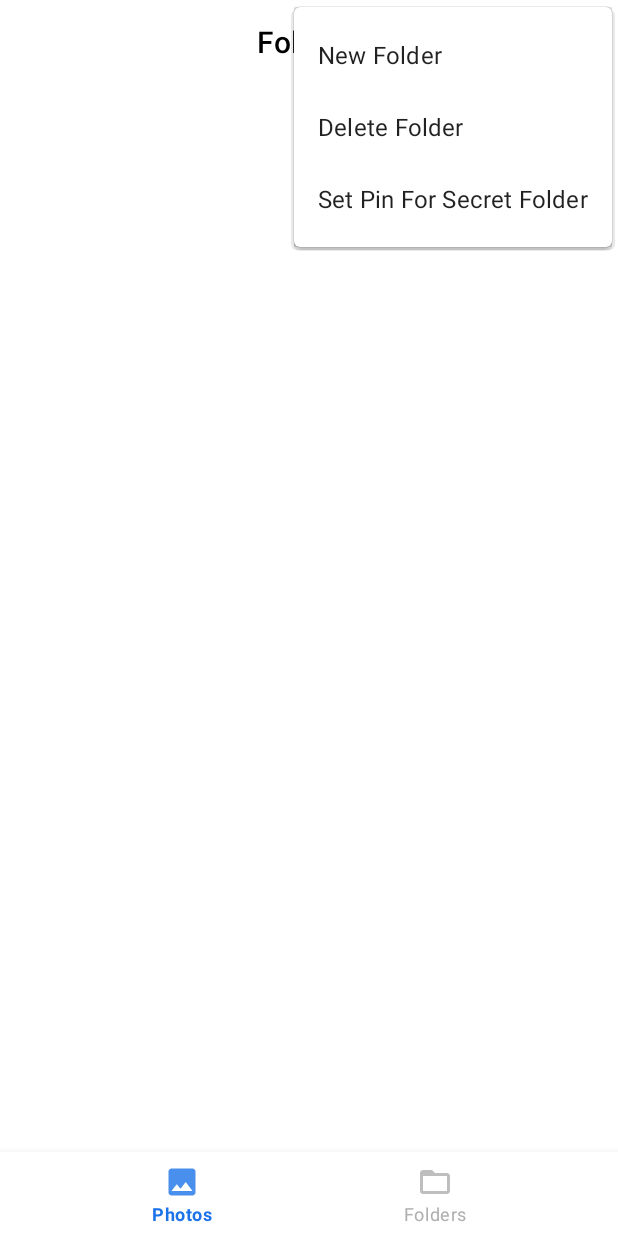
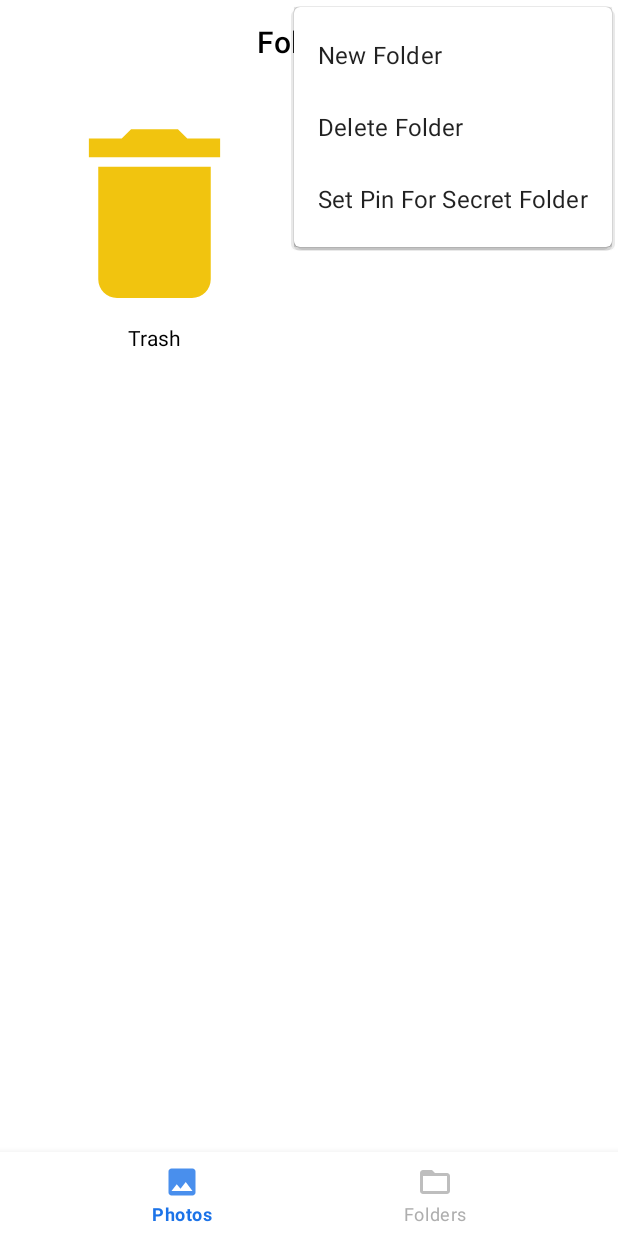
Before and after one commit to ascorbic1230/Gallery, an Android app: the fragment Fragment2 placed in its activity, with the options menu open, on a phone screen of 412 x 824 dp. Run offline under Robolectric (Android 15) with nearby library versions, the phone set to English and light mode, and no system bars; pictures from the network do not load.

Commit message:
Fix lỗi xóa thùng rác.

```diff
--- a/app/src/main/java/com/example/Gallery07/FolderViewAdapter.java
+++ b/app/src/main/java/com/example/Gallery07/FolderViewAdapter.java
@@ -1,6 +1,7 @@
 package com.example.Gallery07;
 
 import static com.example.Gallery07.Utils.mContext;
+
 import android.view.LayoutInflater;
 import android.view.View;
 import android.view.ViewGroup;
@@ -50,12 +51,14 @@ public class FolderViewAdapter extends ArrayAdapter {
         TextView folderTextView = (TextView) v.findViewById(R.id.folderTextView);
         ImageView folderImageView = (ImageView) v.findViewById(R.id.folderImageView);
         ImageButton folderImageButton = (ImageButton) v.findViewById(R.id.folderImageButton);
-        if (isItemClickable) {
+        folderTextView.setText(((CFolder) folderList.get(position)).getFolderName());
+        folderImageView.setImageResource(((CFolder) folderList.get(position)).getFolderImage());
+        if (position == folderList.size() - 1)
+            return v;
+        if (isItemClickable)
             folderImageButton.setVisibility(View.VISIBLE);
-
-        } else {
+        else
             folderImageButton.setVisibility(View.GONE);
-        }
         folderImageButton.setOnClickListener(new View.OnClickListener() {
             @Override
             public void onClick(View view) {
@@ -71,8 +74,6 @@ public class FolderViewAdapter extends ArrayAdapter {
                 notifyDataSetChanged();
             }
         });
-        folderTextView.setText(((CFolder) folderList.get(position)).getFolderName());
-        folderImageView.setImageResource(((CFolder) folderList.get(position)).getFolderImage());
         return v;
     }
 
--- a/app/src/main/java/com/example/Gallery07/Fragment2.java
+++ b/app/src/main/java/com/example/Gallery07/Fragment2.java
@@ -1,4 +1,6 @@
 package com.example.Gallery07;
+
+import static com.example.Gallery07.Utils.trashFolder;
 
 import android.app.AlertDialog;
 import android.content.ClipData;
@@ -46,8 +48,10 @@ public class Fragment2 extends Fragment {
         File directory = new File(path);
         File[] files = directory.listFiles();
         for (int i = 0; i < files.length; i++) {
-            folderList.add(new CFolder(files[i].getName(), R.drawable.ic_baseline_folder_24));
+            if (!files[i].getName().equals(trashFolder))
+                folderList.add(new CFolder(files[i].getName(), R.drawable.ic_baseline_folder_24));
         }
+        folderList.add(new CFolder(trashFolder, R.drawable.ic_baseline_trash_24));
         folderViewAdapter = new FolderViewAdapter(R.layout.gridview_item, folderList);
         folderGridView.setAdapter(folderViewAdapter);
         folderGridView.setOnItemClickListener(new AdapterView.OnItemClickListener() {
@@ -65,7 +69,7 @@ public class Fragment2 extends Fragment {
                 trans.setTransition(FragmentTransaction.TRANSIT_FRAGMENT_OPEN);
                 trans.addToBackStack(null);
                 trans.commit();
-/*              getFragmentManager().executePendingTransactions();*/
+                /*              getFragmentManager().executePendingTransactions();*/
             }
         });
         topAppBar2.getMenu().findItem(R.id.menu2_folder_delete_cancel).setVisible(false);
--- a/app/src/main/java/com/example/Gallery07/Utils.java
+++ b/app/src/main/java/com/example/Gallery07/Utils.java
@@ -92,6 +92,9 @@ public final class Utils {
             if (fi.exists())
                 fi.delete();
         } else {
+            File myDir = new File(mContext.getFilesDir().getAbsolutePath() + File.separator + trashFolder);
+            if (!myDir.exists() && !myDir.isDirectory())
+                myDir.mkdirs();
             copyFile(path, mContext.getFilesDir().getAbsolutePath() + File.separator + trashFolder);
             if (new File(path).getParentFile().getName().equals(defaultFolder)) {
                 deleteGalleryImage(new File(path));
--- /dev/null
+++ b/app/src/main/res/drawable/ic_baseline_trash_24.xml
@@ -0,0 +1,5 @@
+<vector android:height="24dp" android:tint="#F1C40F"
+    android:viewportHeight="24" android:viewportWidth="24"
+    android:width="24dp" xmlns:android="http://schemas.android.com/apk/res/android">
+    <path android:fillColor="@android:color/white" android:pathData="M6,19c0,1.1 0.9,2 2,2h8c1.1,0 2,-0.9 2,-2V7H6v12zM19,4h-3.5l-1,-1h-5l-1,1H5v2h14V4z"/>
+</vector>
--- a/app/src/main/res/layout/gridview_item.xml
+++ b/app/src/main/res/layout/gridview_item.xml
@@ -24,7 +24,7 @@
         android:layout_centerInParent="true"
         android:background="#80F1C40F"
         android:src="@drawable/ic_baseline_remove_circle_outline_24"
-        android:visibility="visible"
+        android:visibility="invisible"
         app:tint="#e74c3c"></ImageButton>
 
     <TextView
```
Also changed, not shown: app/src/main/java/com/example/Gallery07/Fragment1.java (+0 -28 lines), app/src/main/res/layout/delete_bottom_ui.xml (deleted, +0 -45 lines).
